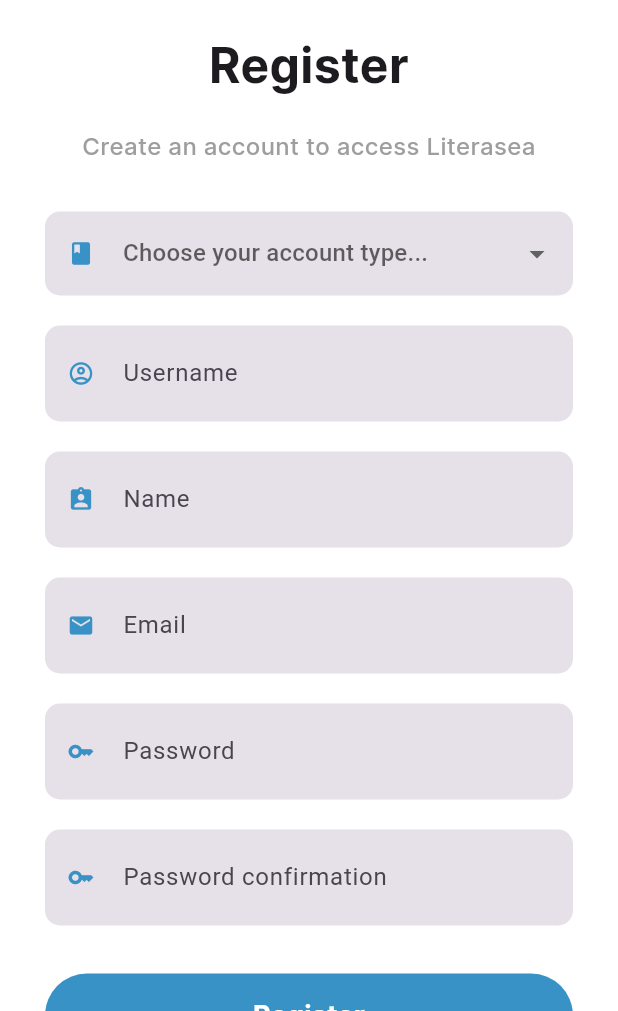
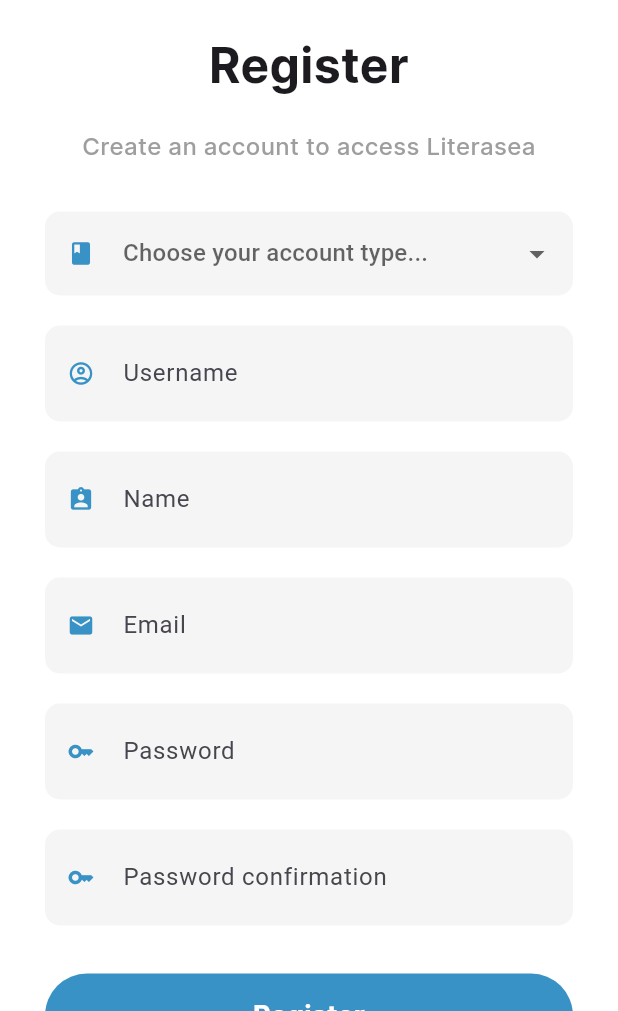
Before and after one commit to C05-PBP-2023/literasea-mobile, a Flutter app: the screen it shows after launch, after a tap on "Register", on a phone screen of 412 x 824 dp, the part 225-1236 px from its top. Run offline on Flutter 3.47's test engine with Material 3 defaults, Android fonts, the phone set to English and light mode, and no system bars; our stand-ins replace google_fonts; missing offline and left inert: pbp_django_auth; network calls fail.

Commit message:
fix color issues on build

```diff
--- a/lib/main.dart
+++ b/lib/main.dart
@@ -34,7 +34,22 @@ class MyApp extends StatelessWidget {
         return request;
       },
       child: MaterialApp(
-          theme: ThemeData(scaffoldBackgroundColor: Colors.white),
+          theme: ThemeData(
+            scaffoldBackgroundColor: Colors.white,
+            inputDecorationTheme: InputDecorationTheme(
+              fillColor: Colors.grey.shade100,
+            ),
+            appBarTheme: const AppBarTheme(
+              backgroundColor: Colors.white,
+            ),
+            bottomSheetTheme: const BottomSheetThemeData(
+              backgroundColor: Colors.white,
+            ),
+            cardTheme: const CardTheme(
+              color: Colors.white,
+              surfaceTintColor: Colors.white,
+            ),
+          ),
           debugShowCheckedModeBanner: false,
           home: const WelcomePage()),
     );
```
Also changed, not shown: lib/cart/screens/cart.dart (+12 -2 lines).
